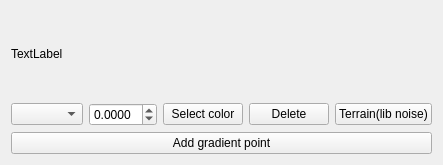
Old version of the form NoiseTextureGenerator/GradientEditor/gradienteditor.ui in the repository Kvalme/noisetexturegenerator.
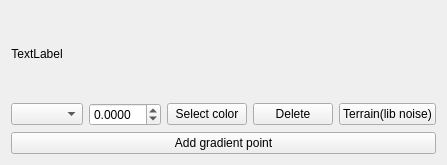
New version of the form.

```diff
--- a/NoiseTextureGenerator/GradientEditor/gradienteditor.ui
+++ b/NoiseTextureGenerator/GradientEditor/gradienteditor.ui
@@ -6,7 +6,7 @@
    <rect>
     <x>0</x>
     <y>0</y>
-    <width>427</width>
+    <width>447</width>
     <height>165</height>
    </rect>
   </property>
@@ -28,6 +28,9 @@
      <property name="textFormat">
       <enum>Qt::PlainText</enum>
      </property>
+     <property name="alignment">
+      <set>Qt::AlignCenter</set>
+     </property>
     </widget>
    </item>
    <item>
```
